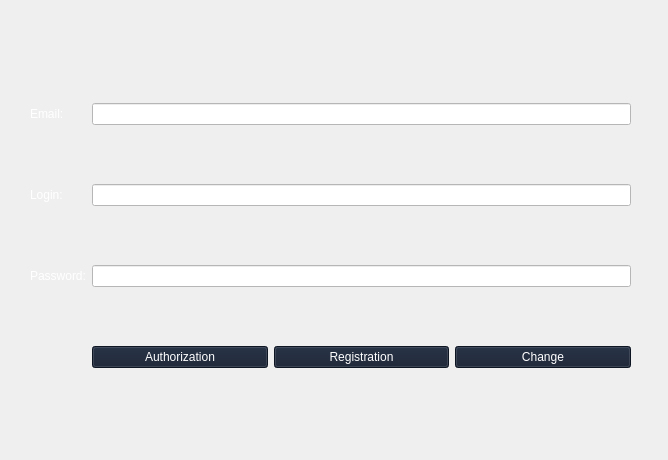
Before: the Qt Designer form client/authorization.ui in MikhailErm/ProjectTMP_2025, drawn with Qt 5.
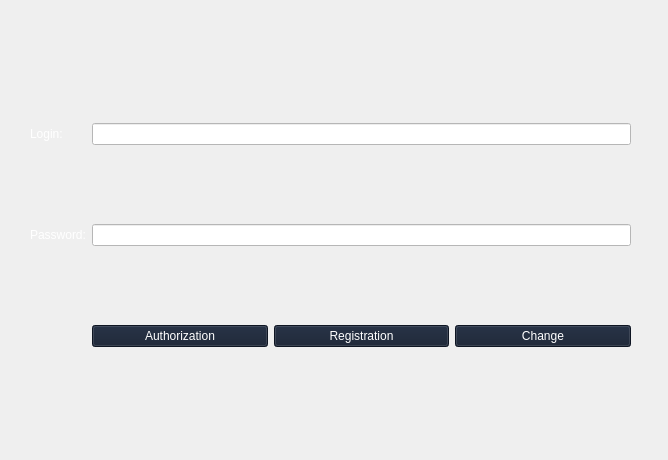
After: the same form once the commit is applied.

Diff of the .ui file:
```diff
--- a/client/authorization.ui
+++ b/client/authorization.ui
@@ -31,54 +31,7 @@
     </rect>
    </property>
    <layout class="QGridLayout" name="gridLayout_2">
-    <item row="1" column="2">
-     <widget class="QLineEdit" name="lineEdit_login">
-      <property name="styleSheet">
-       <string notr="true">font: 700 14pt &quot;Times New Roman&quot;;
-color: rgb(0, 0, 0);
-background-color: rgb(255, 255, 255);
-</string>
-      </property>
-      <property name="text">
-       <string/>
-      </property>
-     </widget>
-    </item>
-    <item row="0" column="2">
-     <widget class="QLineEdit" name="lineEdit_email">
-      <property name="styleSheet">
-       <string notr="true">font: 700 14pt &quot;Times New Roman&quot;;
-color: rgb(0, 0, 0);
-background-color: rgb(255, 255, 255);
-</string>
-      </property>
-     </widget>
-    </item>
     <item row="2" column="2">
-     <widget class="QLineEdit" name="lineEdit_password">
-      <property name="styleSheet">
-       <string notr="true">font: 700 14pt &quot;Times New Roman&quot;;
-color: rgb(0, 0, 0);
-background-color: rgb(255, 255, 255);
-</string>
-      </property>
-      <property name="text">
-       <string/>
-      </property>
-     </widget>
-    </item>
-    <item row="2" column="0">
-     <widget class="QLabel" name="label_password">
-      <property name="styleSheet">
-       <string notr="true">font: 700 14pt &quot;Times New Roman&quot;;
-color: rgb(255, 255, 255);</string>
-      </property>
-      <property name="text">
-       <string>Password:</string>
-      </property>
-     </widget>
-    </item>
-    <item row="3" column="2">
      <layout class="QHBoxLayout" name="horizontalLayout_6">
       <property name="leftMargin">
        <number>0</number>
@@ -121,7 +74,7 @@
       </item>
      </layout>
     </item>
-    <item row="1" column="0">
+    <item row="0" column="0">
      <widget class="QLabel" name="label_login">
       <property name="styleSheet">
        <string notr="true">font: 700 14pt &quot;Times New Roman&quot;;
@@ -132,15 +85,40 @@
       </property>
      </widget>
     </item>
-    <item row="0" column="0">
-     <widget class="QLabel" name="label_email">
+    <item row="1" column="2">
+     <widget class="QLineEdit" name="lineEdit_password">
       <property name="styleSheet">
        <string notr="true">font: 700 14pt &quot;Times New Roman&quot;;
-color: rgb(255, 255, 255);
+color: rgb(0, 0, 0);
+background-color: rgb(255, 255, 255);
 </string>
       </property>
       <property name="text">
-       <string>Email:</string>
+       <string/>
+      </property>
+     </widget>
+    </item>
+    <item row="0" column="2">
+     <widget class="QLineEdit" name="lineEdit_login">
+      <property name="styleSheet">
+       <string notr="true">font: 700 14pt &quot;Times New Roman&quot;;
+color: rgb(0, 0, 0);
+background-color: rgb(255, 255, 255);
+</string>
+      </property>
+      <property name="text">
+       <string/>
+      </property>
+     </widget>
+    </item>
+    <item row="1" column="0">
+     <widget class="QLabel" name="label_password">
+      <property name="styleSheet">
+       <string notr="true">font: 700 14pt &quot;Times New Roman&quot;;
+color: rgb(255, 255, 255);</string>
+      </property>
+      <property name="text">
+       <string>Password:</string>
       </property>
      </widget>
     </item>
```
